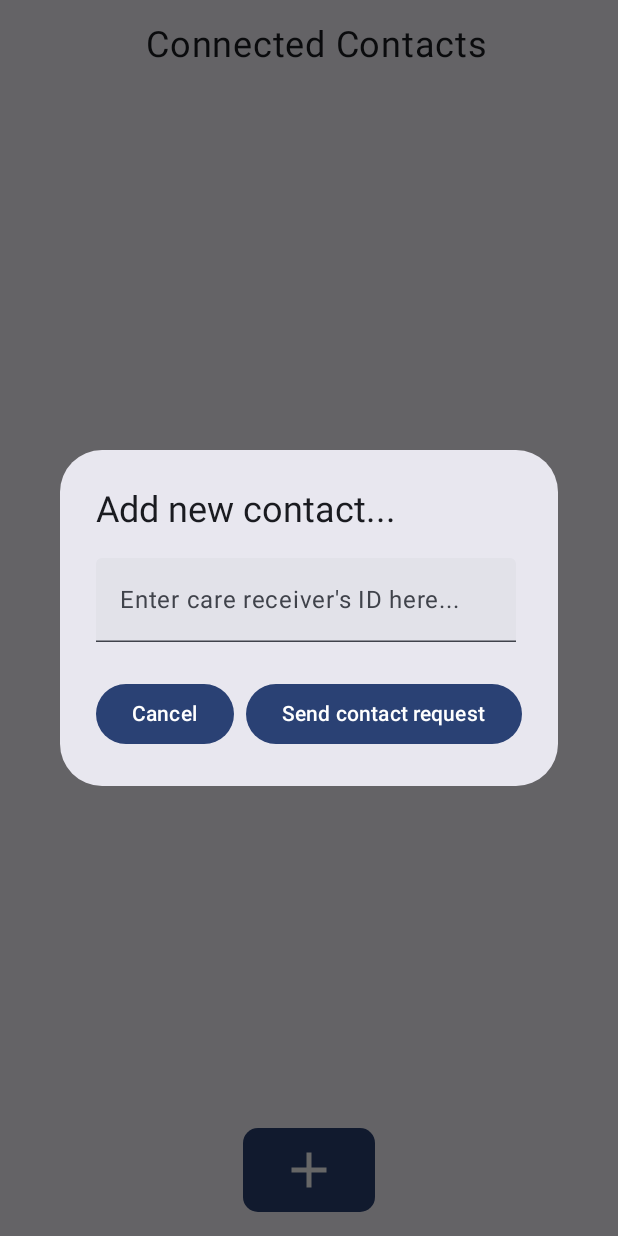
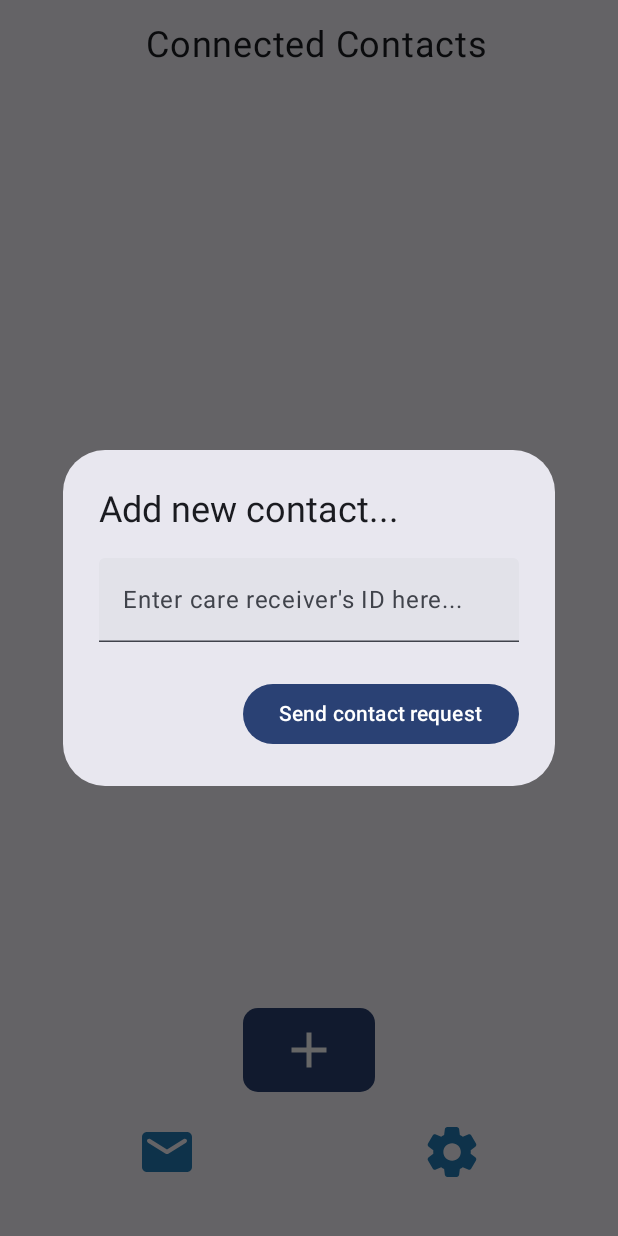
Before and after one commit to ArthurChen189/PillMaster, an Android app built with Jetpack Compose: the CareGiverHomeScreen screen opened through its navigation route, after a tap on "Add", on a phone screen of 412 x 824 dp. Run offline under Robolectric (Android 15) with nearby library versions, the phone set to English and light mode, and no system bars; our stand-ins replace Dagger/Hilt's generated code, Firebase (no records; nobody signed in at launch, a user with empty details on screens opened directly); pictures from the network do not load.

Commit message:
Correct button text. Add NavBar to giver's home screen.

```diff
--- a/app/src/main/java/com/ece452/pillmaster/screen/caregiver/CareGiverHomeScreen.kt
+++ b/app/src/main/java/com/ece452/pillmaster/screen/caregiver/CareGiverHomeScreen.kt
@@ -11,6 +11,7 @@ import androidx.compose.foundation.layout.Spacer
 import androidx.compose.foundation.layout.fillMaxHeight
 import androidx.compose.foundation.layout.fillMaxSize
 import androidx.compose.foundation.layout.fillMaxWidth
+import androidx.compose.foundation.layout.height
 import androidx.compose.foundation.layout.padding
 import androidx.compose.foundation.layout.size
 import androidx.compose.foundation.lazy.LazyColumn
@@ -18,6 +19,8 @@ import androidx.compose.foundation.lazy.items
 import androidx.compose.foundation.shape.RoundedCornerShape
 import androidx.compose.material.icons.Icons
 import androidx.compose.material.icons.filled.Add
+import androidx.compose.material.icons.rounded.Email
+import androidx.compose.material.icons.rounded.Settings
 import androidx.compose.material3.AlertDialog
 import androidx.compose.material3.Button
 import androidx.compose.material3.Card
@@ -33,6 +36,7 @@ import androidx.compose.runtime.remember
 import androidx.compose.runtime.setValue
 import androidx.compose.ui.Alignment
 import androidx.compose.ui.Modifier
+import androidx.compose.ui.graphics.Color
 import androidx.compose.ui.platform.LocalContext
 import androidx.compose.ui.semantics.contentDescription
 import androidx.compose.ui.semantics.semantics
@@ -136,8 +140,6 @@ fun CareGiverHomeScreen(
         Button(
             onClick = {
                       showDialog = true
-                // TODO moves this
-//                navController.navigate(NavigationPath.CARE_GIVER_MESSAGE.route)
             },
             Modifier
                 .padding(horizontal = 5.dp),
@@ -149,6 +151,7 @@ fun CareGiverHomeScreen(
                 Modifier.size((40.dp)),
                 )
         }
+        ShortNavBar(navController)
         if (showDialog) {
             AlertDialog(
                 onDismissRequest = { showDialog = false },
@@ -172,11 +175,6 @@ fun CareGiverHomeScreen(
                         Text("Send contact request")
                     }
                 },
-                dismissButton = {
-                    Button(onClick = { showDialog = false }) {
-                        Text("Cancel")
-                    }
-                }
             )
         }
         if (isError) {
@@ -219,3 +217,23 @@ fun SingleReceiverItem(
         }
     }
 }
+
+@Composable
+fun ShortNavBar(
+    navController: NavController,
+) {
+    Row(
+        Modifier
+            .height(80.dp)
+            .padding(0.dp, 0.dp),
+        verticalAlignment = Alignment.CenterVertically
+    ) {
+        NavItem(Icons.Rounded.Email, "Message", Color(0xFF227EBA)) {
+            navController.navigate(NavigationPath.CARE_GIVER_MESSAGE.route)
+        }
+        NavItem(Icons.Rounded.Settings,"Setting", Color(0xFF227EBA) ) {
+            // TODO go to care giver's manage page + sign out.
+//            navController.navigate(NavigationPath.RECEIVER_SETTING.route)
+        }
+    }
+}
--- a/app/src/main/java/com/ece452/pillmaster/screen/caregiver/MessageScreen.kt
+++ b/app/src/main/java/com/ece452/pillmaster/screen/caregiver/MessageScreen.kt
@@ -99,7 +99,6 @@ fun CareGiverMessageScreen(
                 }
                 // TODO: be able to select one contact to accept request
             },
-            modifier = Modifier.fillMaxWidth()
         ) {
             Text("Accept first contact request")
         }
@@ -114,7 +113,6 @@ fun CareGiverMessageScreen(
                 }
                 // TODO: be able to select one contact to accept request
             },
-            modifier = Modifier.size(width = 100.dp, height = 50.dp)
         ) {
             Text("refuse first contact request")
         }
```
